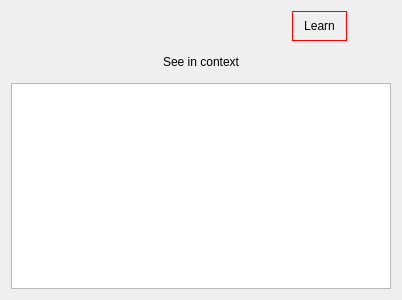
sinfillo/SpeakSavvy, file readnowwidget.ui: the form before one commit.
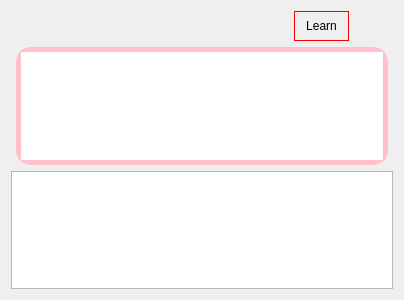
The form after the commit.

Patch:
```diff
--- a/readnowwidget.ui
+++ b/readnowwidget.ui
@@ -6,7 +6,7 @@
    <rect>
     <x>0</x>
     <y>0</y>
-    <width>400</width>
+    <width>404</width>
     <height>300</height>
    </rect>
   </property>
@@ -1065,508 +1065,31 @@
       <number>5</number>
      </property>
      <item>
-      <widget class="QPushButton" name="contextButton">
+      <widget class="QTextEdit" name="contextTextEdit">
+       <property name="sizePolicy">
+        <sizepolicy hsizetype="Minimum" vsizetype="Fixed">
+         <horstretch>0</horstretch>
+         <verstretch>0</verstretch>
+        </sizepolicy>
+       </property>
        <property name="minimumSize">
         <size>
-         <width>370</width>
-         <height>30</height>
+         <width>360</width>
+         <height>50</height>
         </size>
        </property>
-       <property name="maximumSize">
-        <size>
-         <width>200</width>
-         <height>30</height>
-        </size>
-       </property>
-       <property name="palette">
-        <palette>
-         <active>
-          <colorrole role="WindowText">
-           <brush brushstyle="SolidPattern">
-            <color alpha="255">
-             <red>0</red>
-             <green>0</green>
-             <blue>0</blue>
-            </color>
-           </brush>
-          </colorrole>
-          <colorrole role="Button">
-           <brush brushstyle="SolidPattern">
-            <color alpha="0">
-             <red>0</red>
-             <green>0</green>
-             <blue>0</blue>
-            </color>
-           </brush>
-          </colorrole>
-          <colorrole role="Light">
-           <brush brushstyle="SolidPattern">
-            <color alpha="255">
-             <red>255</red>
-             <green>255</green>
-             <blue>255</blue>
-            </color>
-           </brush>
-          </colorrole>
-          <colorrole role="Midlight">
-           <brush brushstyle="SolidPattern">
-            <color alpha="255">
-             <red>215</red>
-             <green>215</green>
-             <blue>215</blue>
-            </color>
-           </brush>
-          </colorrole>
-          <colorrole role="Dark">
-           <brush brushstyle="SolidPattern">
-            <color alpha="255">
-             <red>88</red>
-             <green>88</green>
-             <blue>88</blue>
-            </color>
-           </brush>
-          </colorrole>
-          <colorrole role="Mid">
-           <brush brushstyle="SolidPattern">
-            <color alpha="255">
-             <red>117</red>
-             <green>117</green>
-             <blue>117</blue>
-            </color>
-           </brush>
-          </colorrole>
-          <colorrole role="Text">
-           <brush brushstyle="SolidPattern">
-            <color alpha="255">
-             <red>0</red>
-             <green>0</green>
-             <blue>0</blue>
-            </color>
-           </brush>
-          </colorrole>
-          <colorrole role="BrightText">
-           <brush brushstyle="SolidPattern">
-            <color alpha="255">
-             <red>255</red>
-             <green>255</green>
-             <blue>255</blue>
-            </color>
-           </brush>
-          </colorrole>
-          <colorrole role="ButtonText">
-           <brush brushstyle="SolidPattern">
-            <color alpha="255">
-             <red>0</red>
-             <green>0</green>
-             <blue>0</blue>
-            </color>
-           </brush>
-          </colorrole>
-          <colorrole role="Base">
-           <brush brushstyle="SolidPattern">
-            <color alpha="0">
-             <red>0</red>
-             <green>0</green>
-             <blue>0</blue>
-            </color>
-           </brush>
-          </colorrole>
-          <colorrole role="Window">
-           <brush brushstyle="SolidPattern">
-            <color alpha="0">
-             <red>0</red>
-             <green>0</green>
-             <blue>0</blue>
-            </color>
-           </brush>
-          </colorrole>
-          <colorrole role="Shadow">
-           <brush brushstyle="SolidPattern">
-            <color alpha="255">
-             <red>0</red>
-             <green>0</green>
-             <blue>0</blue>
-            </color>
-           </brush>
-          </colorrole>
-          <colorrole role="AlternateBase">
-           <brush brushstyle="SolidPattern">
-            <color alpha="255">
-             <red>215</red>
-             <green>215</green>
-             <blue>215</blue>
-            </color>
-           </brush>
-          </colorrole>
-          <colorrole role="ToolTipBase">
-           <brush brushstyle="SolidPattern">
-            <color alpha="255">
-             <red>255</red>
-             <green>255</green>
-             <blue>220</blue>
-            </color>
-           </brush>
-          </colorrole>
-          <colorrole role="ToolTipText">
-           <brush brushstyle="SolidPattern">
-            <color alpha="255">
-             <red>0</red>
-             <green>0</green>
-             <blue>0</blue>
-            </color>
-           </brush>
-          </colorrole>
-          <colorrole role="PlaceholderText">
-           <brush brushstyle="SolidPattern">
-            <color alpha="127">
-             <red>0</red>
-             <green>0</green>
-             <blue>0</blue>
-            </color>
-           </brush>
-          </colorrole>
-          <colorrole role="Accent">
-           <brush brushstyle="SolidPattern">
-            <color alpha="255">
-             <red>255</red>
-             <green>255</green>
-             <blue>255</blue>
-            </color>
-           </brush>
-          </colorrole>
-         </active>
-         <inactive>
-          <colorrole role="WindowText">
-           <brush brushstyle="SolidPattern">
-            <color alpha="255">
-             <red>0</red>
-             <green>0</green>
-             <blue>0</blue>
-            </color>
-           </brush>
-          </colorrole>
-          <colorrole role="Button">
-           <brush brushstyle="SolidPattern">
-            <color alpha="0">
-             <red>0</red>
-             <green>0</green>
-             <blue>0</blue>
-            </color>
-           </brush>
-          </colorrole>
-          <colorrole role="Light">
-           <brush brushstyle="SolidPattern">
-            <color alpha="255">
-             <red>255</red>
-             <green>255</green>
-             <blue>255</blue>
-            </color>
-           </brush>
-          </colorrole>
-          <colorrole role="Midlight">
-           <brush brushstyle="SolidPattern">
-            <color alpha="255">
-             <red>215</red>
-             <green>215</green>
-             <blue>215</blue>
-            </color>
-           </brush>
-          </colorrole>
-          <colorrole role="Dark">
-           <brush brushstyle="SolidPattern">
-            <color alpha="255">
-             <red>88</red>
-             <green>88</green>
-             <blue>88</blue>
-            </color>
-           </brush>
-          </colorrole>
-          <colorrole role="Mid">
-           <brush brushstyle="SolidPattern">
-            <color alpha="255">
-             <red>117</red>
-             <green>117</green>
-             <blue>117</blue>
-            </color>
-           </brush>
-          </colorrole>
-          <colorrole role="Text">
-           <brush brushstyle="SolidPattern">
-            <color alpha="255">
-             <red>0</red>
-             <green>0</green>
-             <blue>0</blue>
-            </color>
-           </brush>
-          </colorrole>
-          <colorrole role="BrightText">
-           <brush brushstyle="SolidPattern">
-            <color alpha="255">
-             <red>255</red>
-             <green>255</green>
-             <blue>255</blue>
-            </color>
-           </brush>
-          </colorrole>
-          <colorrole role="ButtonText">
-           <brush brushstyle="SolidPattern">
-            <color alpha="255">
-             <red>0</red>
-             <green>0</green>
-             <blue>0</blue>
-            </color>
-           </brush>
-          </colorrole>
-          <colorrole role="Base">
-           <brush brushstyle="SolidPattern">
-            <color alpha="0">
-             <red>0</red>
-             <green>0</green>
-             <blue>0</blue>
-            </color>
-           </brush>
-          </colorrole>
-          <colorrole role="Window">
-           <brush brushstyle="SolidPattern">
-            <color alpha="0">
-             <red>0</red>
-             <green>0</green>
-             <blue>0</blue>
-            </color>
-           </brush>
-          </colorrole>
-          <colorrole role="Shadow">
-           <brush brushstyle="SolidPattern">
-            <color alpha="255">
-             <red>0</red>
-             <green>0</green>
-             <blue>0</blue>
-            </color>
-           </brush>
-          </colorrole>
-          <colorrole role="AlternateBase">
-           <brush brushstyle="SolidPattern">
-            <color alpha="255">
-             <red>215</red>
-             <green>215</green>
-             <blue>215</blue>
-            </color>
-           </brush>
-          </colorrole>
-          <colorrole role="ToolTipBase">
-           <brush brushstyle="SolidPattern">
-            <color alpha="255">
-             <red>255</red>
-             <green>255</green>
-             <blue>220</blue>
-            </color>
-           </brush>
-          </colorrole>
-          <colorrole role="ToolTipText">
-           <brush brushstyle="SolidPattern">
-            <color alpha="255">
-             <red>0</red>
-             <green>0</green>
-             <blue>0</blue>
-            </color>
-           </brush>
-          </colorrole>
-          <colorrole role="PlaceholderText">
-           <brush brushstyle="SolidPattern">
-            <color alpha="127">
-             <red>0</red>
-             <green>0</green>
-             <blue>0</blue>
-            </color>
-           </brush>
-          </colorrole>
-          <colorrole role="Accent">
-           <brush brushstyle="SolidPattern">
-            <color alpha="255">
-             <red>255</red>
-             <green>255</green>
-             <blue>255</blue>
-            </color>
-           </brush>
-          </colorrole>
-         </inactive>
-         <disabled>
-          <colorrole role="WindowText">
-           <brush brushstyle="SolidPattern">
-            <color alpha="255">
-             <red>88</red>
-             <green>88</green>
-             <blue>88</blue>
-            </color>
-           </brush>
-          </colorrole>
-          <colorrole role="Button">
-           <brush brushstyle="SolidPattern">
-            <color alpha="0">
-             <red>0</red>
-             <green>0</green>
-             <blue>0</blue>
-            </color>
-           </brush>
-          </colorrole>
-          <colorrole role="Light">
-           <brush brushstyle="SolidPattern">
-            <color alpha="255">
-             <red>255</red>
-             <green>255</green>
-             <blue>255</blue>
-            </color>
-           </brush>
-          </colorrole>
-          <colorrole role="Midlight">
-           <brush brushstyle="SolidPattern">
-            <color alpha="255">
-             <red>215</red>
-             <green>215</green>
-             <blue>215</blue>
-            </color>
-           </brush>
-          </colorrole>
-          <colorrole role="Dark">
-           <brush brushstyle="SolidPattern">
-            <color alpha="255">
-             <red>88</red>
-             <green>88</green>
-             <blue>88</blue>
-            </color>
-           </brush>
-          </colorrole>
-          <colorrole role="Mid">
-           <brush brushstyle="SolidPattern">
-            <color alpha="255">
-             <red>117</red>
-             <green>117</green>
-             <blue>117</blue>
-            </color>
-           </brush>
-          </colorrole>
-          <colorrole role="Text">
-           <brush brushstyle="SolidPattern">
-            <color alpha="255">
-             <red>88</red>
-             <green>88</green>
-             <blue>88</blue>
-            </color>
-           </brush>
-          </colorrole>
-          <colorrole role="BrightText">
-           <brush brushstyle="SolidPattern">
-            <color alpha="255">
-             <red>255</red>
-             <green>255</green>
-             <blue>255</blue>
-            </color>
-           </brush>
-          </colorrole>
-          <colorrole role="ButtonText">
-           <brush brushstyle="SolidPattern">
-            <color alpha="255">
-             <red>88</red>
-             <green>88</green>
-             <blue>88</blue>
-            </color>
-           </brush>
-          </colorrole>
-          <colorrole role="Base">
-           <brush brushstyle="SolidPattern">
-            <color alpha="0">
-             <red>0</red>
-             <green>0</green>
-             <blue>0</blue>
-            </color>
-           </brush>
-          </colorrole>
-          <colorrole role="Window">
-           <brush brushstyle="SolidPattern">
-            <color alpha="0">
-             <red>0</red>
-             <green>0</green>
-             <blue>0</blue>
-            </color>
-           </brush>
-          </colorrole>
-          <colorrole role="Shadow">
-           <brush brushstyle="SolidPattern">
-            <color alpha="255">
-             <red>0</red>
-             <green>0</green>
-             <blue>0</blue>
-            </color>
-           </brush>
-          </colorrole>
-          <colorrole role="AlternateBase">
-           <brush brushstyle="SolidPattern">
-            <color alpha="255">
-             <red>176</red>
-             <green>176</green>
-             <blue>176</blue>
-            </color>
-           </brush>
-          </colorrole>
-          <colorrole role="ToolTipBase">
-           <brush brushstyle="SolidPattern">
-            <color alpha="255">
-             <red>255</red>
-             <green>255</green>
-             <blue>220</blue>
-            </color>
-           </brush>
-          </colorrole>
-          <colorrole role="ToolTipText">
-           <brush brushstyle="SolidPattern">
-            <color alpha="255">
-             <red>0</red>
-             <green>0</green>
-             <blue>0</blue>
-            </color>
-           </brush>
-          </colorrole>
-          <colorrole role="PlaceholderText">
-           <brush brushstyle="SolidPattern">
-            <color alpha="127">
-             <red>88</red>
-             <green>88</green>
-             <blue>88</blue>
-            </color>
-           </brush>
-          </colorrole>
-          <colorrole role="Accent">
-           <brush brushstyle="SolidPattern">
-            <color alpha="255">
-             <red>228</red>
-             <green>228</green>
-             <blue>228</blue>
-            </color>
-           </brush>
-          </colorrole>
-         </disabled>
-        </palette>
-       </property>
-       <property name="autoFillBackground">
-        <bool>false</bool>
+       <property name="font">
+        <font>
+         <family>PT Mono</family>
+         <pointsize>20</pointsize>
+         <italic>false</italic>
+         <bold>false</bold>
+        </font>
        </property>
        <property name="styleSheet">
-        <string notr="true">background-color: rgba(0, 0, 0, 0)</string>
-       </property>
-       <property name="text">
-        <string>See in context</string>
-       </property>
-       <property name="iconSize">
-        <size>
-         <width>40</width>
-         <height>40</height>
-        </size>
-       </property>
-       <property name="autoDefault">
-        <bool>false</bool>
-       </property>
-       <property name="flat">
-        <bool>true</bool>
+        <string notr="true">font: 20pt &quot;PT Mono&quot;;
+border-radius: 15;
+border: 5px solid pink;</string>
        </property>
       </widget>
      </item>
@@ -1574,9 +1097,15 @@
    </item>
    <item>
     <widget class="QTextEdit" name="currentBook">
+     <property name="sizePolicy">
+      <sizepolicy hsizetype="Expanding" vsizetype="Expanding">
+       <horstretch>0</horstretch>
+       <verstretch>0</verstretch>
+      </sizepolicy>
+     </property>
      <property name="font">
       <font>
-       <family>YuGothic</family>
+       <family>PT Mono</family>
        <pointsize>20</pointsize>
        <italic>false</italic>
        <bold>false</bold>
```
